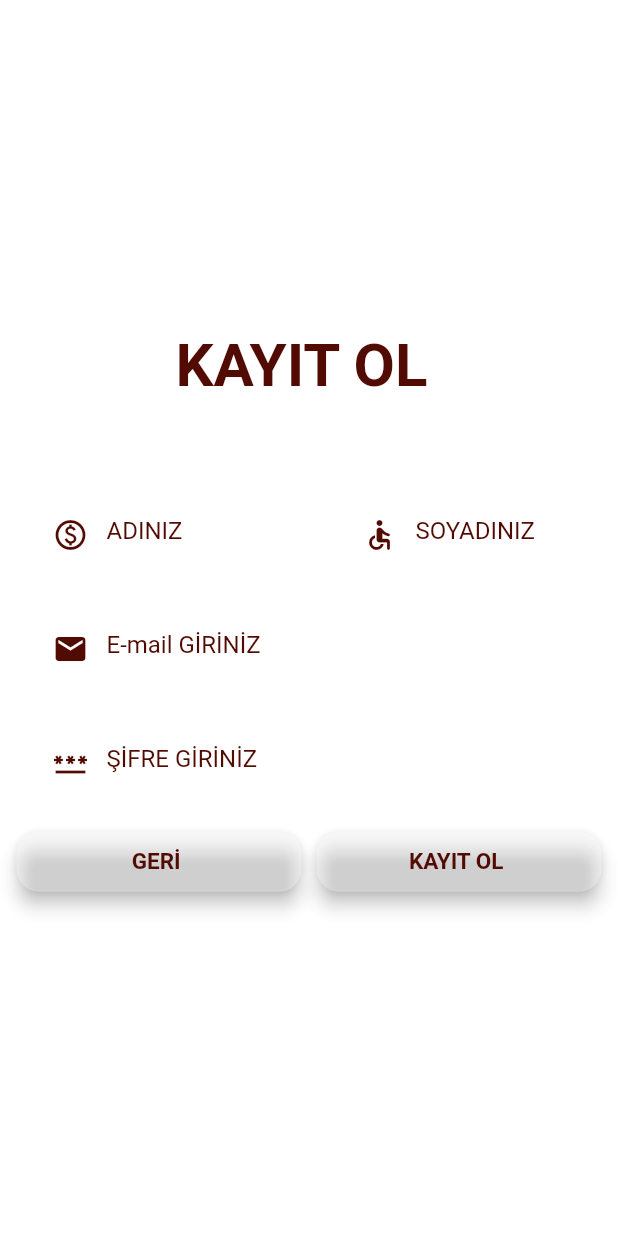
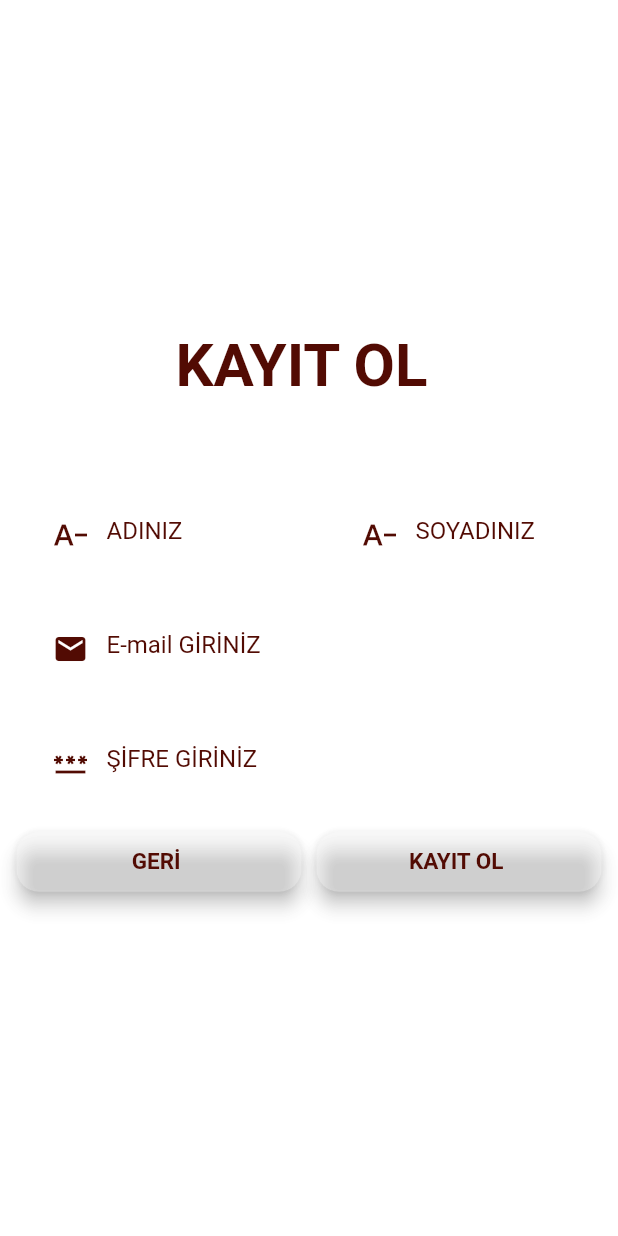
Before and after one commit to emrenuroglu/3301456_213301044, a Flutter app: the sign_in screen opened directly, on a phone screen of 412 x 824 dp. Run offline on Flutter 3.47's test engine with Material 2 defaults, Android fonts, the phone set to English and light mode, and no system bars; our stand-ins replace community_material_icon, table_calendar.

Commit message:
ikon değiştirildi

```diff
--- a/lib/ekranlar/sign_in.dart
+++ b/lib/ekranlar/sign_in.dart
@@ -37,10 +37,10 @@ class sign_in extends StatelessWidget {
                     children: [
                       Expanded(
                           child:
-                          Container_pro(_tfkullanici_adi, 'ADINIZ', Icons.paid_outlined)),
+                          Container_pro(_tfkullanici_adi, 'ADINIZ', Icons.text_decrease)),
                       Expanded(
                           child:
-                          Container_pro(_tfkullanici_soyad, 'SOYADINIZ', Icons.accessible_rounded)),
+                          Container_pro(_tfkullanici_soyad, 'SOYADINIZ', Icons.text_decrease)),
                     ],
                   ),
                   Column(
```
